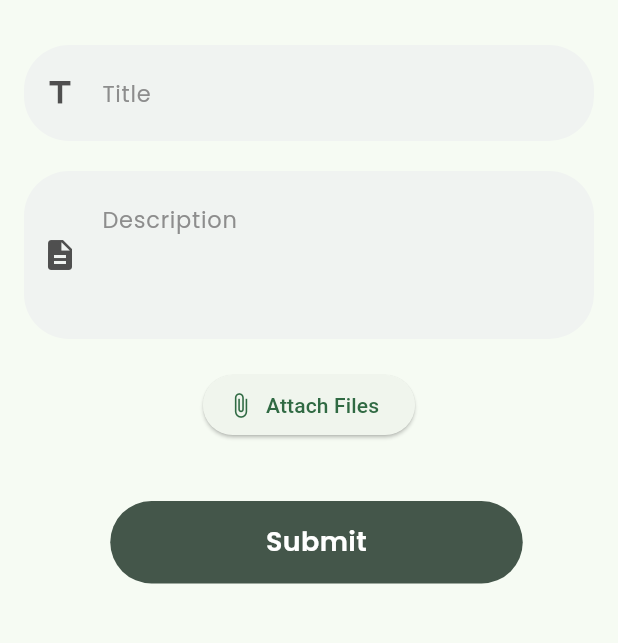
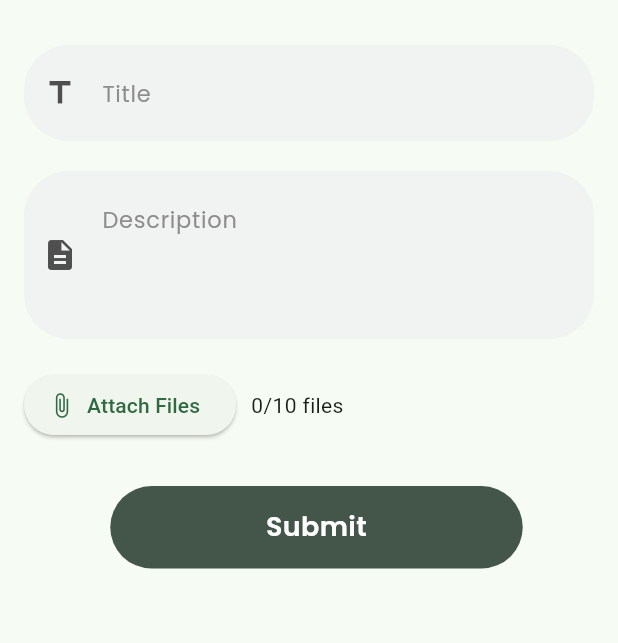
Before and after one commit to Bee-on-Budget/Ticket-app, a Flutter app: the NewTicketScreen screen opened directly, after a tap on "Attach Files", on a phone screen of 412 x 824 dp, the part 63-706 px from its top. Run offline on Flutter 3.47's test engine with Material 3 defaults, Android fonts, the phone set to English and light mode, and no system bars; our stand-ins replace cached_network_image, cloud_firestore, file_picker, firebase_auth, firebase_core, firebase_storage and 3 more; accounts and stored records are empty.

Commit message:
upload multi files

```diff
--- a/lib/src/modules/screens/new_ticket_screen.dart
+++ b/lib/src/modules/screens/tickets/new_ticket_screen.dart
@@ -4,8 +4,8 @@ import 'package:file_picker/file_picker.dart';
 import 'package:firebase_auth/firebase_auth.dart';
 import 'package:firebase_storage/firebase_storage.dart';
 import 'package:flutter/material.dart';
-import '../../widgets/form_field_outline.dart';
-import '../../widgets/submit_button.dart';
+import '../../../widgets/form_field_outline.dart';
+import '../../../widgets/submit_button.dart';
 
 class NewTicketScreen extends StatefulWidget {
   const NewTicketScreen({super.key});
@@ -22,7 +22,11 @@ class _NewTicketScreenState extends State<NewTicketScreen> {
   late final FirebaseAuth _auth;
   late final FirebaseStorage _storage;
 
-  List<File> _selectedFiles = [];
+  static const _maxFiles = 10;
+  static const _maxFileSizeMB = 5;
+  static const _maxFileSizeBytes = _maxFileSizeMB * 1024 * 1024;
+
+  final List<File> _selectedFiles = [];
   bool _isUploading = false;
 
   @override
@@ -66,7 +70,6 @@ class _NewTicketScreenState extends State<NewTicketScreen> {
 
                 _buildFileUploadSection(),
                 const SizedBox(height: 20),
-
                 SubmitButton(
                   onPressed: _isUploading ? null : _submitTicket,
                   buttonText: _isUploading ? 'Uploading...' : 'Submit',
@@ -82,34 +85,50 @@ class _NewTicketScreenState extends State<NewTicketScreen> {
   Widget _buildFileUploadSection() {
     return Column(
       crossAxisAlignment: CrossAxisAlignment.start,
+      spacing: 10,
+      children: [
+        Row(
+          spacing: 10,
           children: [
             ElevatedButton.icon(
               icon: const Icon(Icons.attach_file),
               label: const Text('Attach Files'),
               onPressed: _isUploading ? null : _pickFiles,
             ),
-        const SizedBox(height: 10),
-
+            Text(
+              '${_selectedFiles.length}/$_maxFiles files',
+              style: TextStyle(
+                color: _selectedFiles.length >= _maxFiles
+                    ? Colors.red
+                    : Theme.of(context).textTheme.bodySmall?.color,
+              ),
+            ),
+          ],
+        ),
         if (_selectedFiles.isNotEmpty)
           Column(
             crossAxisAlignment: CrossAxisAlignment.start,
             children: [
               const Text('Attached Files:'),
               const SizedBox(height: 8),
-              ..._selectedFiles.map((file) => Padding(
+              ..._selectedFiles.map(
+                (file) => Padding(
                   padding: const EdgeInsets.symmetric(vertical: 4),
                   child: Row(
                     children: [
                       const Icon(Icons.insert_drive_file, size: 20),
                       const SizedBox(width: 8),
-                    Expanded(child: Text(file.path.split('/').last)),
+                      Expanded(
+                        child: Text(file.path.split('/').last),
+                      ),
                       IconButton(
                         icon: const Icon(Icons.close, size: 18),
                         onPressed: () => _removeFile(file),
                       ),
                     ],
                   ),
-              )),
+                ),
+              ),
             ],
           ),
       ],
@@ -117,15 +136,61 @@ class _NewTicketScreenState extends State<NewTicketScreen> {
   }
 
   Future<void> _pickFiles() async {
+    try {
       final result = await FilePicker.platform.pickFiles(
         allowMultiple: true,
         type: FileType.any,
       );
 
       if (result != null) {
+        final newFileCount = result.files.length;
+        final totalFiles = _selectedFiles.length + newFileCount;
+
+        if (totalFiles > _maxFiles) {
+          if (mounted) {
+            ScaffoldMessenger.of(context).showSnackBar(
+              SnackBar(
+                content: Text("Maximum $_maxFiles files allowed"),
+              ),
+            );
+          }
+          return;
+        }
+
+        final overSizedFiles = result.files
+            .where((file) => file.size > _maxFileSizeBytes)
+            .toList();
+
+        if (overSizedFiles.isNotEmpty) {
+          if (mounted) {
+            ScaffoldMessenger.of(context).showSnackBar(
+              SnackBar(
+                content: Text(
+                  "${overSizedFiles.length} file(s) exceed $_maxFileSizeBytes MB limits",
+                ),
+              ),
+            );
+          }
+          return;
+        }
+
         setState(() {
-        _selectedFiles = result.paths.map((path) => File(path!)).toList();
+          _selectedFiles.addAll(
+            result.paths
+                .map(
+                  (path) => File(path!),
+                )
+                .toList(),
+          );
+          // _selectedFiles = result.paths.map((path) => File(path!)).toList();
         });
+      }
+    } catch (e) {
+      if (mounted) {
+        ScaffoldMessenger.of(context).showSnackBar(
+          SnackBar(content: Text('Error selecting files: ${e.toString()}')),
+        );
+      }
     }
   }
 
@@ -159,9 +224,8 @@ class _NewTicketScreenState extends State<NewTicketScreen> {
         final List<String> fileUrls = [];
         for (final file in _selectedFiles) {
           final fileName = file.path.split('/').last;
-          final storageRef = _storage
-              .ref()
-              .child('tickets/${ticketRef.id}/files/$fileName');
+          final storageRef =
+              _storage.ref().child('tickets/${ticketRef.id}/files/$fileName');
 
           await storageRef.putFile(file);
           final downloadUrl = await storageRef.getDownloadURL();
```
Lines whose indentation alone changed are shown as unchanged.
